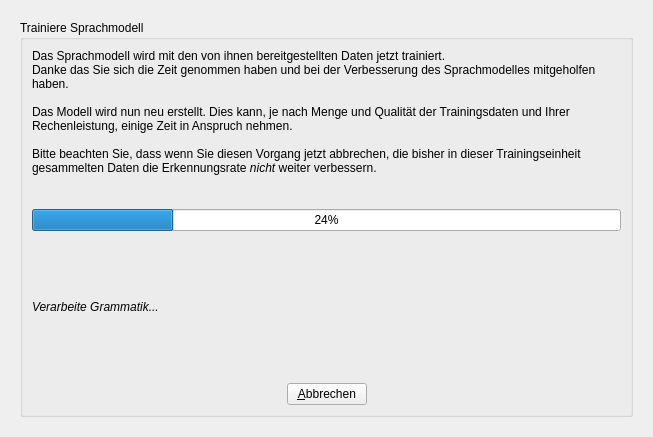
The window that ui/trainmain.ui (KDE/simon) describes before a commit, drawn with Qt 5.
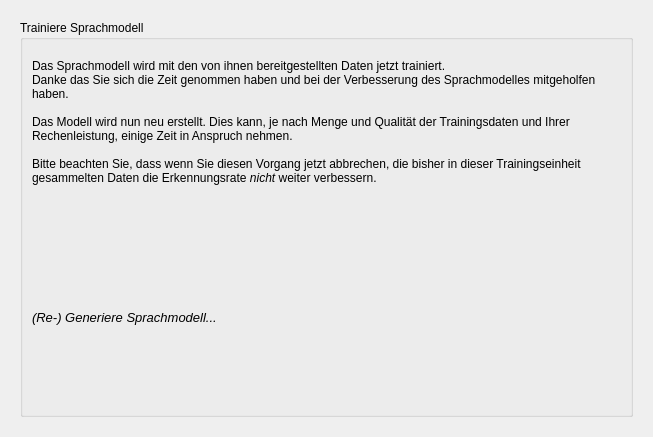
The same window after the commit. The open tabs and pages were chosen to show the change. Icons and pictures are not drawn.

The edit to the form file:
```diff
--- a/ui/trainmain.ui
+++ b/ui/trainmain.ui
@@ -494,16 +494,6 @@
             </property>
            </widget>
           </item>
-          <item>
-           <widget class="QProgressBar" name="pbCompileModel" >
-            <property name="value" >
-             <number>24</number>
-            </property>
-            <property name="orientation" >
-             <enum>Qt::Horizontal</enum>
-            </property>
-           </widget>
-          </item>
           <item>
            <widget class="QLabel" name="lbCurrentStatus" >
             <property name="font" >
@@ -512,53 +502,13 @@
              </font>
             </property>
             <property name="text" >
-             <string>Verarbeite Grammatik...</string>
+             <string>&lt;html>&lt;head>&lt;meta name="qrichtext" content="1" />&lt;style type="text/css">
+p, li { white-space: pre-wrap; }
+&lt;/style>&lt;/head>&lt;body style=" font-family:'Sans Serif'; font-size:10pt; font-weight:400; font-style:italic;">
+&lt;p style=" margin-top:0px; margin-bottom:0px; margin-left:0px; margin-right:0px; -qt-block-indent:0; text-indent:0px;">(Re-) Generiere Sprachmodell...&lt;/p>&lt;/body>&lt;/html></string>
             </property>
            </widget>
           </item>
-          <item>
-           <layout class="QHBoxLayout" >
-            <item>
-             <spacer>
-              <property name="orientation" >
-               <enum>Qt::Horizontal</enum>
-              </property>
-              <property name="sizeHint" >
-               <size>
-                <width>40</width>
-                <height>20</height>
-               </size>
-              </property>
-             </spacer>
-            </item>
-            <item>
-             <widget class="QPushButton" name="pbCancelTraining" >
-              <property name="toolTip" >
-               <string>Schließt den Dialog</string>
-              </property>
-              <property name="text" >
-               <string>&amp;Abbrechen</string>
-              </property>
-              <property name="icon" >
-               <iconset resource="../simon.qrc" >:/images/icons/process-stop.svg</iconset>
-              </property>
-             </widget>
-            </item>
-            <item>
-             <spacer>
-              <property name="orientation" >
-               <enum>Qt::Horizontal</enum>
-              </property>
-              <property name="sizeHint" >
-               <size>
-                <width>40</width>
-                <height>20</height>
-               </size>
-              </property>
-             </spacer>
-            </item>
-           </layout>
-          </item>
          </layout>
         </widget>
        </item>
```
Left out of the diff: 19 changed lines with no effect on the pictures.
